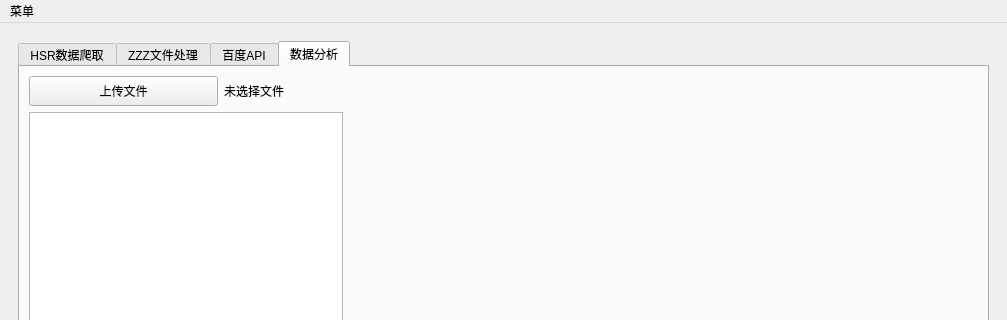
The window that ui/HSRMain.ui (zq56745674/HSR_DATA_SERVER) describes before a commit, drawn with Qt 5; both pictures show x 0 to 1007 and y 0 to 320 of the 1007 by 687 pixel window.
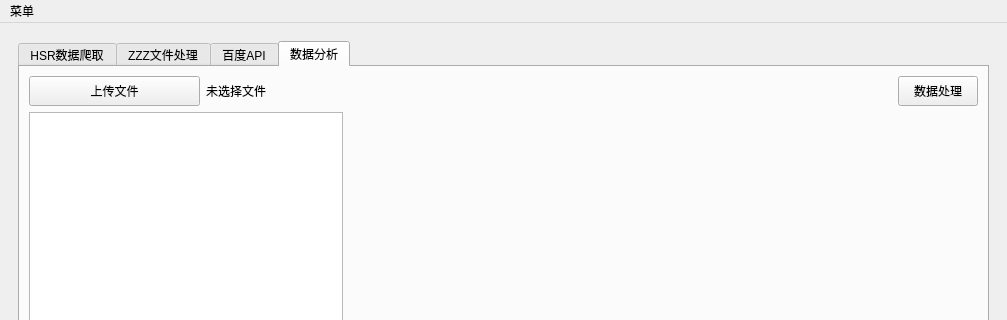
The same window after the commit. The open tabs and pages were chosen to show the change.

Commit message: 新增绘图

What changed in the file:
```diff
--- a/ui/HSRMain.ui
+++ b/ui/HSRMain.ui
@@ -785,7 +785,7 @@
            <item>
             <layout class="QVBoxLayout" name="verticalLayout_7">
              <item>
-              <layout class="QHBoxLayout" name="horizontalLayout_19" stretch="1,2,2">
+              <layout class="QHBoxLayout" name="horizontalLayout_19" stretch="1,2,2,0">
                <item>
                 <widget class="QPushButton" name="fileButton_3">
                  <property name="minimumSize">
@@ -819,6 +819,19 @@
                  </property>
                 </spacer>
                </item>
+               <item>
+                <widget class="QPushButton" name="dataAnalysisButton">
+                 <property name="minimumSize">
+                  <size>
+                   <width>0</width>
+                   <height>30</height>
+                  </size>
+                 </property>
+                 <property name="text">
+                  <string>数据处理</string>
+                 </property>
+                </widget>
+               </item>
               </layout>
              </item>
              <item>
```
Left out of the diff: 11 changed lines with no effect on the pictures. The commit also changes 2 other files.
